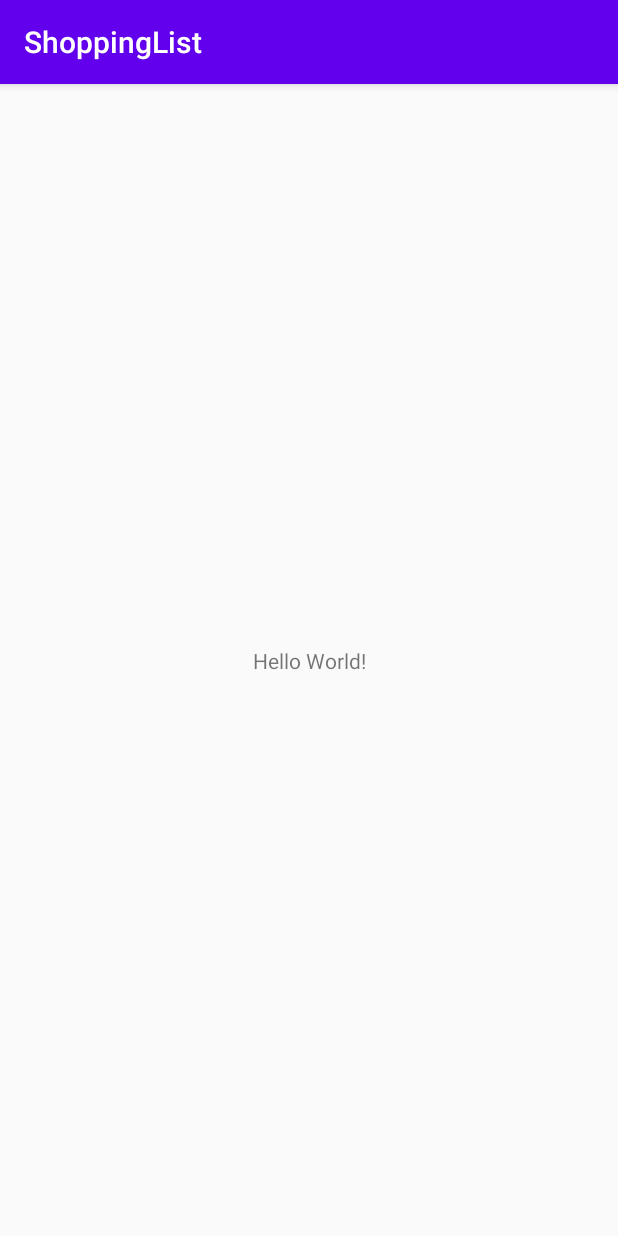
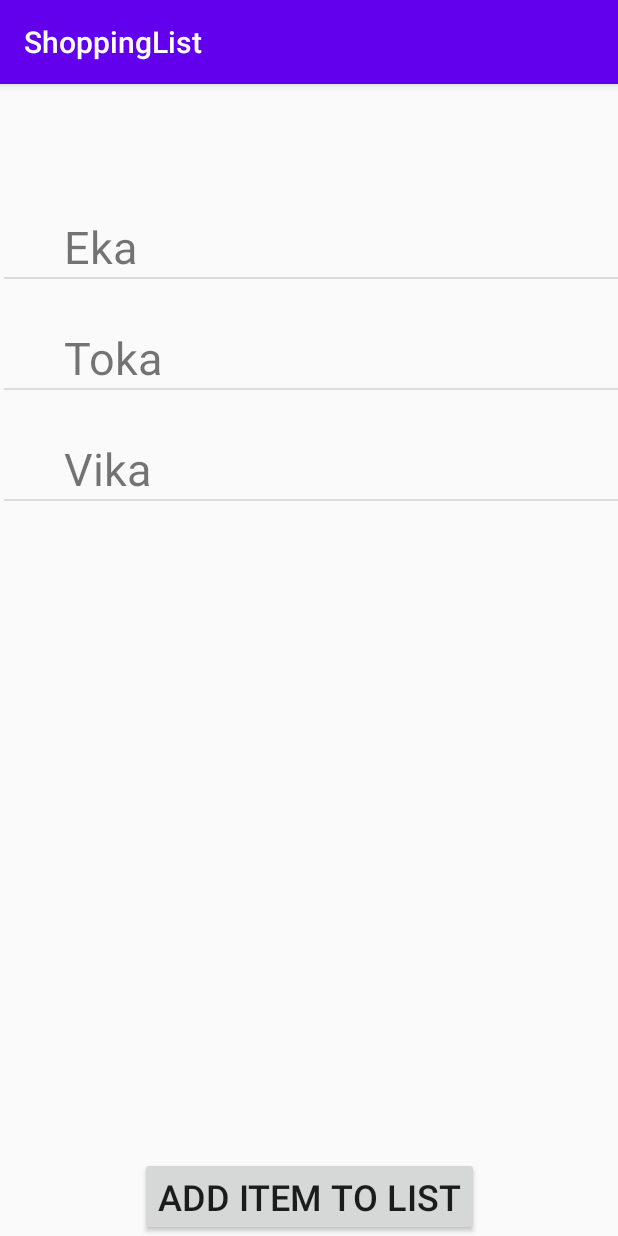
Before and after one commit to jarirauhala/koods, an Android app: the screen it shows after launch (MainActivity), on a phone screen of 412 x 824 dp. Run offline under Robolectric (Android 15) with nearby library versions, the phone set to English and light mode, and no system bars.

Commit message:
ItemAdapter and layout initialized with test functionaliy

```diff
--- /dev/null
+++ b/AndroidK20/ShoppingList/app/src/main/java/fi/lut/shoppinglist/ItemAdapter.java
@@ -0,0 +1,50 @@
+package fi.lut.shoppinglist;
+
+import android.content.Context;
+import android.view.LayoutInflater;
+import android.view.View;
+import android.view.ViewGroup;
+import android.widget.BaseAdapter;
+import android.widget.TextView;
+
+import java.util.ArrayList;
+
+public class ItemAdapter extends BaseAdapter {
+
+    LayoutInflater mInflater;
+    ArrayList<String> mTestList;
+
+
+    public ItemAdapter(Context c, ArrayList<String> testList) {
+        mTestList = testList;
+        mInflater = (LayoutInflater) c.getSystemService(Context.LAYOUT_INFLATER_SERVICE);
+    }
+
+    @Override
+    public int getCount() {
+        return mTestList.size();
+    }
+
+    @Override
+    public Object getItem(int position) {
+        return mTestList.get(position);
+    }
+
+    @Override
+    public long getItemId(int position) {
+        return position;
+    }
+
+    @Override
+    public View getView(int position, View convertView, ViewGroup parent) {
+
+        View v  = mInflater.inflate(R.layout.layout_description, null);
+        TextView testTextView = (TextView) v.findViewById(R.id.testTextView);
+
+        String name = mTestList.get(position);
+
+        testTextView.setText(name);
+
+        return v;
+    }
+}
--- a/AndroidK20/ShoppingList/app/src/main/java/fi/lut/shoppinglist/MainActivity.java
+++ b/AndroidK20/ShoppingList/app/src/main/java/fi/lut/shoppinglist/MainActivity.java
@@ -3,12 +3,32 @@ package fi.lut.shoppinglist;
 import androidx.appcompat.app.AppCompatActivity;
 
 import android.os.Bundle;
+import android.widget.ListView;
+
+import java.util.ArrayList;
 
 public class MainActivity extends AppCompatActivity {
+
+    // to hold some data for displaying in ListView
+    ArrayList<String> testList = new ArrayList<String>();
+
+    ListView itemsListView;
 
     @Override
     protected void onCreate(Bundle savedInstanceState) {
         super.onCreate(savedInstanceState);
         setContentView(R.layout.activity_main);
+
+        itemsListView = (ListView) findViewById(R.id.itemsListView);
+
+        testList.add("Eka");
+        testList.add("Toka");
+        testList.add("Vika");
+
+        ItemAdapter itemAdapter = new ItemAdapter(this, testList);
+
+        itemsListView.setAdapter(itemAdapter);
+
+
     }
 }
--- a/AndroidK20/ShoppingList/app/src/main/res/layout/activity_main.xml
+++ b/AndroidK20/ShoppingList/app/src/main/res/layout/activity_main.xml
@@ -6,13 +6,25 @@
     android:layout_height="match_parent"
     tools:context=".MainActivity">
 
-    <TextView
+    <ListView
+        android:id="@+id/itemsListView"
+        android:layout_width="409dp"
+        android:layout_height="354dp"
+        android:layout_marginTop="56dp"
+        app:layout_constraintEnd_toEndOf="parent"
+        app:layout_constraintHorizontal_bias="1.0"
+        app:layout_constraintStart_toStartOf="parent"
+        app:layout_constraintTop_toTopOf="parent" />
+
+    <Button
+        android:id="@+id/button"
         android:layout_width="wrap_content"
         android:layout_height="wrap_content"
-        android:text="Hello World!"
+        android:text="Add Item to List"
+        android:textSize="24sp"
         app:layout_constraintBottom_toBottomOf="parent"
-        app:layout_constraintLeft_toLeftOf="parent"
-        app:layout_constraintRight_toRightOf="parent"
-        app:layout_constraintTop_toTopOf="parent" />
+        app:layout_constraintEnd_toEndOf="parent"
+        app:layout_constraintStart_toStartOf="parent"
+        app:layout_constraintTop_toBottomOf="@+id/_dynamic" />
 
 </androidx.constraintlayout.widget.ConstraintLayout>
--- /dev/null
+++ b/AndroidK20/ShoppingList/app/src/main/res/layout/layout_description.xml
@@ -0,0 +1,20 @@
+<?xml version="1.0" encoding="utf-8"?>
+<androidx.constraintlayout.widget.ConstraintLayout
+    xmlns:android="http://schemas.android.com/apk/res/android"
+    xmlns:app="http://schemas.android.com/apk/res-auto"
+    xmlns:tools="http://schemas.android.com/tools"
+    android:layout_width="match_parent"
+    android:layout_height="match_parent">
+
+    <TextView
+        android:id="@+id/testTextView"
+        android:layout_width="wrap_content"
+        android:layout_height="wrap_content"
+        android:layout_marginStart="40dp"
+        android:layout_marginLeft="40dp"
+        android:layout_marginTop="32dp"
+        android:text="testText"
+        android:textSize="30sp"
+        app:layout_constraintStart_toStartOf="parent"
+        app:layout_constraintTop_toTopOf="parent" />
+</androidx.constraintlayout.widget.ConstraintLayout>
```
